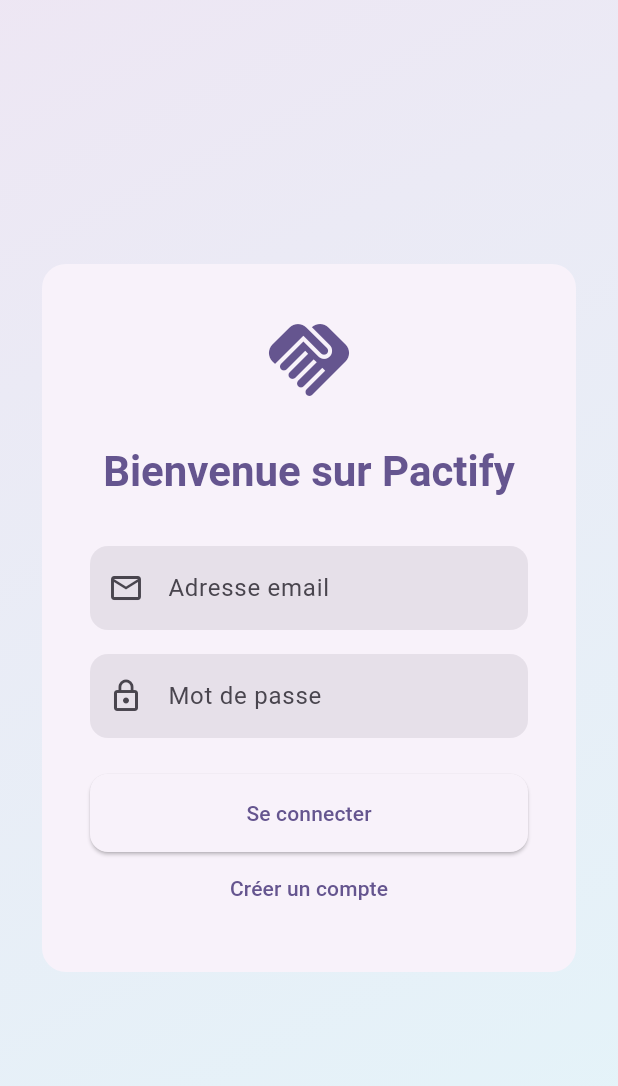
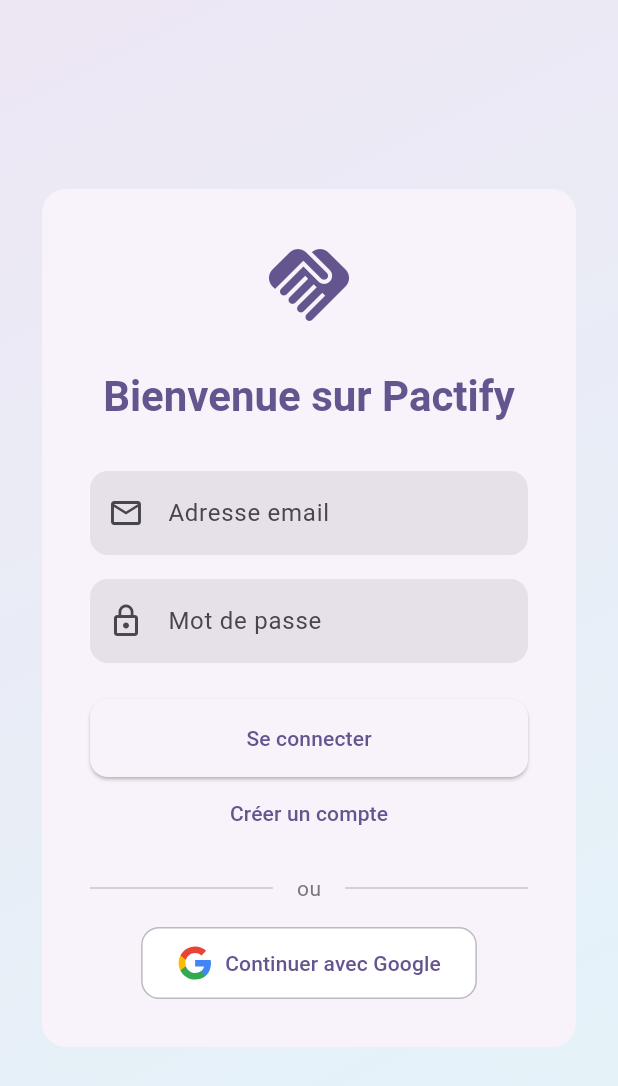
Before and after one commit to PierreJulio/pactify, a Flutter app: the screen it shows once a user with an empty profile is signed in, after a tap on the "person outline" icon, on a phone screen of 412 x 824 dp. Shown: the top 1086 px of the screen. Run offline on Flutter 3.47's test engine with Material 3 defaults, Android fonts, the phone set to English and light mode, and no system bars; our stand-ins replace cloud_firestore, firebase_auth, firebase_core, flutter_svg, google_sign_in, rxdart; accounts and stored records are empty.

Commit message:
connexion google

```diff
--- a/lib/pages/login_page.dart
+++ b/lib/pages/login_page.dart
@@ -1,6 +1,7 @@
 import 'package:flutter/material.dart';
 import '../services/auth_service.dart';
 import 'package:firebase_auth/firebase_auth.dart';
+import 'package:flutter_svg/flutter_svg.dart';
 
 class LoginPage extends StatefulWidget {
   const LoginPage({super.key});
@@ -85,6 +86,32 @@
             _isLoading = false;
           });
         }
+      }
+    }
+  }
+
+  Future<void> _handleGoogleSignIn() async {
+    setState(() {
+      _isLoading = true;
+      _errorMessage = null;
+    });
+
+    try {
+      final result = await _authService.signInWithGoogle();
+      if (mounted && result != null) {
+        Navigator.pushReplacementNamed(context, '/home');
+      } else {
+        setState(() {
+          _errorMessage = 'Échec de la connexion avec Google';
+        });
+      }
+    } catch (e) {
+      setState(() {
+        _errorMessage = 'Erreur lors de la connexion avec Google: ${e.toString()}';
+      });
+    } finally {
+      if (mounted) {
+        setState(() => _isLoading = false);
       }
     }
   }
@@ -202,6 +229,45 @@
                               onPressed: _isLoading ? null : () => Navigator.pushNamed(context, '/register'),
                               child: const Text('Créer un compte'),
                             ),
+                            const SizedBox(height: 16),
+                            Row(
+                              children: [
+                                Expanded(child: Divider()),
+                                Padding(
+                                  padding: const EdgeInsets.symmetric(horizontal: 16),
+                                  child: Text(
+                                    'ou',
+                                    style: TextStyle(
+                                      color: Theme.of(context).colorScheme.outline,
+                                    ),
+                                  ),
+                                ),
+                                Expanded(child: Divider()),
+                              ],
+                            ),
+                            const SizedBox(height: 16),
+                            OutlinedButton.icon(
+                              onPressed: _isLoading ? null : _handleGoogleSignIn,
+                              icon: SizedBox(
+                                width: 24,
+                                height: 24,
+                                child: SvgPicture.asset(
+                                  'lib/assets/Google__G__logo.svg',
+                                  placeholderBuilder: (context) => const Icon(Icons.g_mobiledata),
+                                ),
+                              ),
+                              label: const Text('Continuer avec Google'),
+                              style: OutlinedButton.styleFrom(
+                                padding: const EdgeInsets.symmetric(horizontal: 24, vertical: 12),
+                                side: BorderSide(
+                                  color: Theme.of(context).colorScheme.outline.withOpacity(0.5),
+                                ),
+                                shape: RoundedRectangleBorder(
+                                  borderRadius: BorderRadius.circular(12),
+                                ),
+                                backgroundColor: Colors.white,
+                              ),
+                            ),
                           ],
                         ),
                       ),
--- a/lib/services/auth_service.dart
+++ b/lib/services/auth_service.dart
@@ -1,5 +1,6 @@
 import 'package:firebase_auth/firebase_auth.dart';
 import 'package:flutter/foundation.dart';
+import 'package:google_sign_in/google_sign_in.dart';
 
 class AuthService extends ChangeNotifier {
   final FirebaseAuth _auth = FirebaseAuth.instance;
@@ -59,5 +60,31 @@
     await _auth.signOut();
   }
 
+  Future<UserCredential?> signInWithGoogle() async {
+    try {
+      // Pour le Web
+      if (kIsWeb) {
+        GoogleAuthProvider googleProvider = GoogleAuthProvider();
+        return await _auth.signInWithPopup(googleProvider);
+      }
+      // Pour mobile
+      else {
+        final GoogleSignInAccount? googleUser = await GoogleSignIn().signIn();
+        if (googleUser == null) return null;
+
+        final GoogleSignInAuthentication googleAuth = await googleUser.authentication;
+        final credential = GoogleAuthProvider.credential(
+          accessToken: googleAuth.accessToken,
+          idToken: googleAuth.idToken,
+        );
+
+        return await _auth.signInWithCredential(credential);
+      }
+    } catch (e) {
+      print('Error signing in with Google: $e');
+      return null;
+    }
+  }
+
   Stream<User?> get authStateChanges => _auth.authStateChanges();
 }
```
Also changed, not shown: pubspec.yaml (+7 -3 lines), lib/assets/Google__G__logo.svg (added), pubspec.lock, 2 other files.
